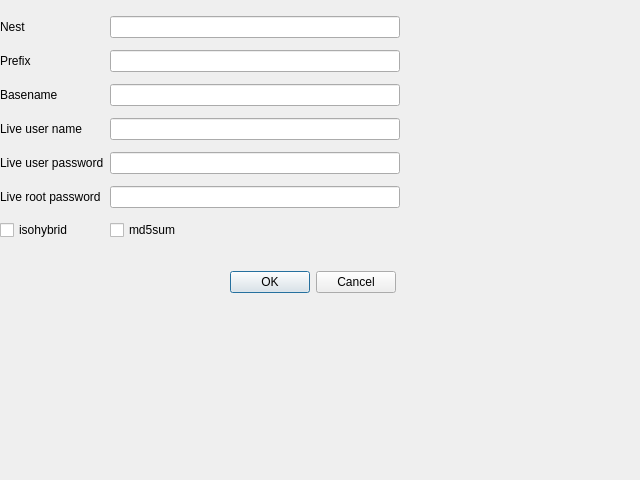
Before: the Qt Designer form src/ui/config.ui in pieroproietti/pengui, drawn with Qt 5.
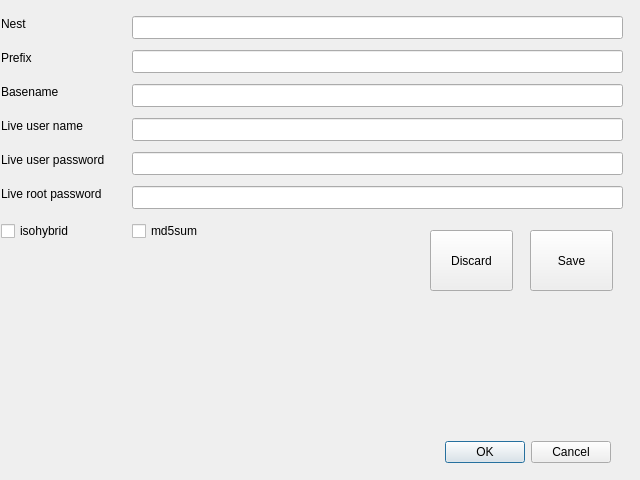
After: the same form once the commit is applied.

Commit message: chiudendo i dialog

The edit to the form file:
```diff
--- a/src/ui/config.ui
+++ b/src/ui/config.ui
@@ -32,111 +32,213 @@
   <property name="locale">
    <locale language="English" country="UnitedStates"/>
   </property>
-  <widget class="QWidget" name="layoutWidget">
+  <widget class="QDialogButtonBox" name="buttonBox">
    <property name="geometry">
     <rect>
-     <x>0</x>
-     <y>10</y>
-     <width>400</width>
-     <height>241</height>
+     <x>440</x>
+     <y>440</y>
+     <width>171</width>
+     <height>24</height>
     </rect>
    </property>
-   <layout class="QGridLayout" name="gridLayout">
-    <item row="0" column="0">
-     <widget class="QLabel" name="label_snapshot_dir">
+   <property name="standardButtons">
+    <set>QDialogButtonBox::Cancel|QDialogButtonBox::Ok</set>
+   </property>
+  </widget>
+  <widget class="QPushButton" name="pushButtonSave">
+   <property name="geometry">
+    <rect>
+     <x>530</x>
+     <y>230</y>
+     <width>83</width>
+     <height>61</height>
+    </rect>
+   </property>
       <property name="text">
-       <string>Nest</string>
-      </property>
-     </widget>
-    </item>
-    <item row="0" column="1">
-     <widget class="QLineEdit" name="lineEditSnapshotDir"/>
-    </item>
-    <item row="1" column="0">
-     <widget class="QLabel" name="label_snashot_prefix">
+    <string>Save</string>
+   </property>
+  </widget>
+  <widget class="QPushButton" name="pushButtonDiscard">
+   <property name="geometry">
+    <rect>
+     <x>430</x>
+     <y>230</y>
+     <width>83</width>
+     <height>61</height>
+    </rect>
+   </property>
       <property name="text">
-       <string>Prefix</string>
-      </property>
-     </widget>
-    </item>
-    <item row="1" column="1">
-     <widget class="QLineEdit" name="lineEditSnapshotPrefix"/>
-    </item>
-    <item row="2" column="0">
-     <widget class="QLabel" name="label_snapshot_basename">
+    <string>Discard</string>
+   </property>
+  </widget>
+  <widget class="QCheckBox" name="checkBoxMakeIsohybrid">
+   <property name="geometry">
+    <rect>
+     <x>1</x>
+     <y>220</y>
+     <width>85</width>
+     <height>22</height>
+    </rect>
+   </property>
       <property name="text">
-       <string>Basename</string>
-      </property>
-     </widget>
-    </item>
-    <item row="2" column="1">
-     <widget class="QLineEdit" name="lineEditSnapshotBasename"/>
-    </item>
-    <item row="3" column="0">
+    <string>isohybrid</string>
+   </property>
+  </widget>
      <widget class="QLabel" name="label_user_opt">
+   <property name="geometry">
+    <rect>
+     <x>1</x>
+     <y>118</y>
+     <width>100</width>
+     <height>16</height>
+    </rect>
+   </property>
       <property name="text">
        <string>Live user name</string>
       </property>
      </widget>
-    </item>
-    <item row="3" column="1">
-     <widget class="QLineEdit" name="lineEditUserOpt"/>
-    </item>
-    <item row="4" column="0">
+  <widget class="QLabel" name="label_snapshot_basename">
+   <property name="geometry">
+    <rect>
+     <x>1</x>
+     <y>84</y>
+     <width>69</width>
+     <height>16</height>
+    </rect>
+   </property>
+   <property name="text">
+    <string>Basename</string>
+   </property>
+  </widget>
      <widget class="QLabel" name="label_user_opt_passwd">
+   <property name="geometry">
+    <rect>
+     <x>1</x>
+     <y>152</y>
+     <width>125</width>
+     <height>16</height>
+    </rect>
+   </property>
       <property name="text">
        <string>Live user password</string>
       </property>
      </widget>
-    </item>
-    <item row="4" column="1">
-     <widget class="QLineEdit" name="lineEditUserOptPasswd">
-      <property name="echoMode">
-       <enum>QLineEdit::PasswordEchoOnEdit</enum>
-      </property>
-     </widget>
-    </item>
-    <item row="5" column="0">
-     <widget class="QLabel" name="label_root_passwd">
+  <widget class="QLabel" name="label_snapshot_dir">
+   <property name="geometry">
+    <rect>
+     <x>1</x>
+     <y>16</y>
+     <width>30</width>
+     <height>16</height>
+    </rect>
+   </property>
       <property name="text">
-       <string>Live root password</string>
-      </property>
-     </widget>
-    </item>
-    <item row="5" column="1">
+    <string>Nest</string>
+   </property>
+  </widget>
      <widget class="QLineEdit" name="lineEditRootPasswd">
+   <property name="geometry">
+    <rect>
+     <x>132</x>
+     <y>186</y>
+     <width>491</width>
+     <height>23</height>
+    </rect>
+   </property>
       <property name="echoMode">
        <enum>QLineEdit::PasswordEchoOnEdit</enum>
       </property>
      </widget>
-    </item>
-    <item row="6" column="1">
+  <widget class="QLineEdit" name="lineEditUserOpt">
+   <property name="geometry">
+    <rect>
+     <x>132</x>
+     <y>118</y>
+     <width>491</width>
+     <height>23</height>
+    </rect>
+   </property>
+  </widget>
      <widget class="QCheckBox" name="checkBoxMakeMd5sum">
+   <property name="geometry">
+    <rect>
+     <x>132</x>
+     <y>220</y>
+     <width>82</width>
+     <height>22</height>
+    </rect>
+   </property>
       <property name="text">
        <string>md5sum</string>
       </property>
      </widget>
-    </item>
-    <item row="6" column="0">
-     <widget class="QCheckBox" name="checkBoxMakeIsohybrid">
-      <property name="text">
-       <string>isohybrid</string>
-      </property>
-     </widget>
-    </item>
-   </layout>
+  <widget class="QLineEdit" name="lineEditSnapshotPrefix">
+   <property name="geometry">
+    <rect>
+     <x>132</x>
+     <y>50</y>
+     <width>491</width>
+     <height>23</height>
+    </rect>
+   </property>
+  </widget>
+  <widget class="QLineEdit" name="lineEditUserOptPasswd">
+   <property name="geometry">
+    <rect>
+     <x>132</x>
+     <y>152</y>
+     <width>491</width>
+     <height>23</height>
+    </rect>
+   </property>
+   <property name="echoMode">
+    <enum>QLineEdit::PasswordEchoOnEdit</enum>
+   </property>
   </widget>
-  <widget class="QDialogButtonBox" name="buttonBox">
+  <widget class="QLineEdit" name="lineEditSnapshotBasename">
    <property name="geometry">
     <rect>
-     <x>230</x>
-     <y>270</y>
-     <width>166</width>
-     <height>24</height>
+     <x>132</x>
+     <y>84</y>
+     <width>491</width>
+     <height>23</height>
     </rect>
    </property>
-   <property name="standardButtons">
-    <set>QDialogButtonBox::Cancel|QDialogButtonBox::Ok</set>
+  </widget>
+  <widget class="QLineEdit" name="lineEditSnapshotDir">
+   <property name="geometry">
+    <rect>
+     <x>132</x>
+     <y>16</y>
+     <width>491</width>
+     <height>23</height>
+    </rect>
+   </property>
+  </widget>
+  <widget class="QLabel" name="label_root_passwd">
+   <property name="geometry">
+    <rect>
+     <x>1</x>
+     <y>186</y>
+     <width>123</width>
+     <height>16</height>
+    </rect>
+   </property>
+   <property name="text">
+    <string>Live root password</string>
+   </property>
+  </widget>
+  <widget class="QLabel" name="label_snashot_prefix">
+   <property name="geometry">
+    <rect>
+     <x>1</x>
+     <y>50</y>
+     <width>37</width>
+     <height>16</height>
+    </rect>
+   </property>
+   <property name="text">
+    <string>Prefix</string>
    </property>
   </widget>
  </widget>
```
Lines whose indentation alone changed are shown as unchanged. The commit also changes 4 other files.
